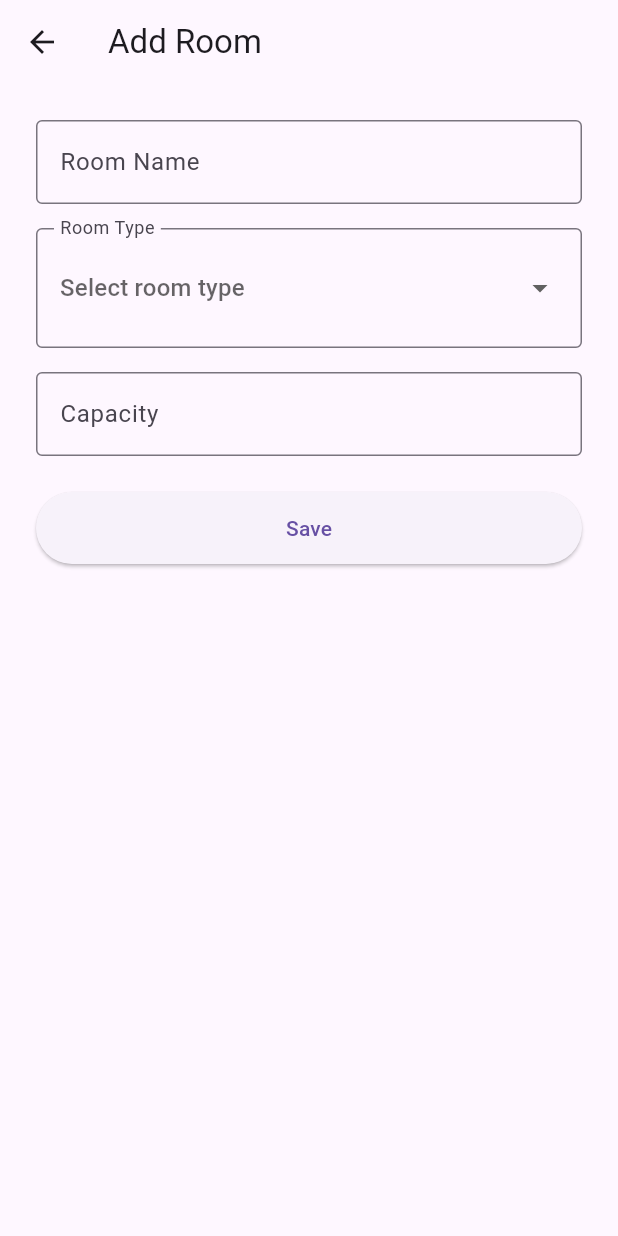
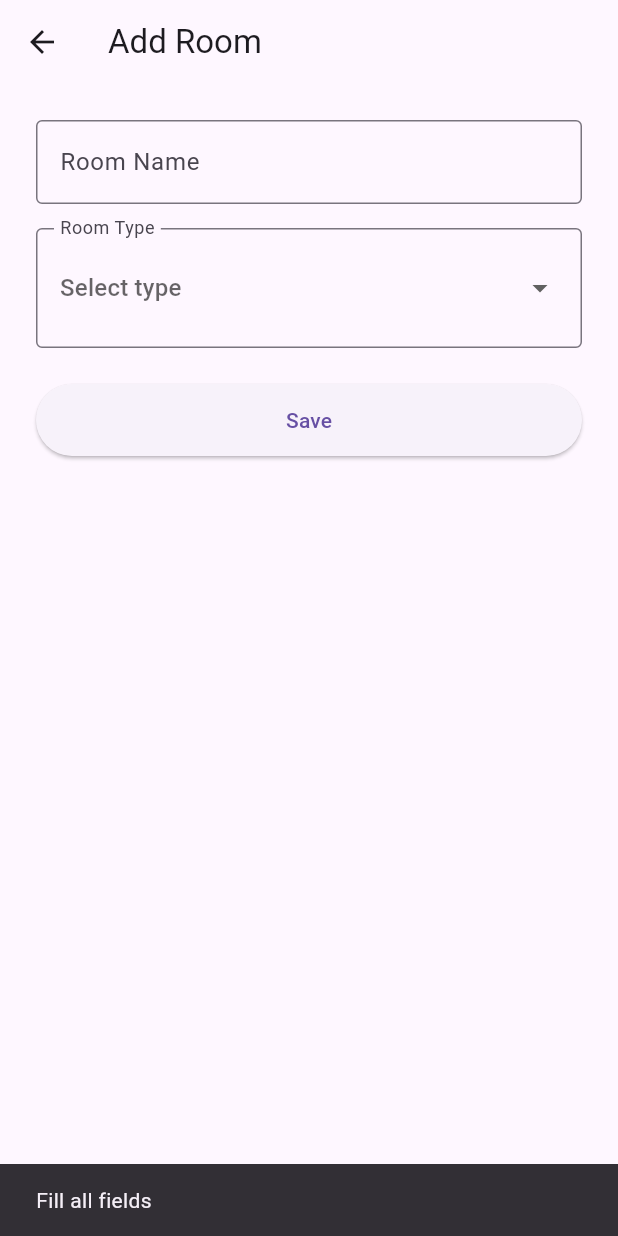
Before and after one commit to Shiven0204/Timetable_Scheduler, a Flutter app: the AddRoomScreen screen opened by its route, after a tap on "Save", on a phone screen of 412 x 824 dp. Run offline on Flutter 3.47's test engine with Material 3 defaults, Android fonts, the phone set to English and light mode, and no system bars; our stand-ins replace cloud_firestore, firebase_core; accounts and stored records are empty.

Commit message:
Implement room saving functionality with validation in DatabaseService

```diff
--- a/lib/screens/admin/add_room_screen.dart
+++ b/lib/screens/admin/add_room_screen.dart
@@ -1,4 +1,5 @@
 import 'package:flutter/material.dart';
+import 'package:timetable_scheduler/services/database_service.dart';
 
 class AddRoomScreen extends StatefulWidget {
   const AddRoomScreen({super.key});
@@ -8,25 +9,51 @@ class AddRoomScreen extends StatefulWidget {
 }
 
 class _AddRoomScreenState extends State<AddRoomScreen> {
-  static const _roomTypes = ['Classroom', 'Lab'];
 
   final _roomNameController = TextEditingController();
-  final _capacityController = TextEditingController();
+  final DatabaseService _dbService = DatabaseService();
+
   String? _roomType;
+
+  final List<String> _roomTypes = ['Classroom', 'Lab'];
 
   @override
   void dispose() {
     _roomNameController.dispose();
-    _capacityController.dispose();
     super.dispose();
   }
 
-  void _onSave() {
-    final roomName = _roomNameController.text.trim();
-    final roomType = _roomType ?? '(none selected)';
-    final capacity = _capacityController.text.trim();
+  void _onSave() async {
+    final name = _roomNameController.text.trim();
 
-    debugPrint('Room: $roomName | Type: $roomType | Capacity: $capacity');
+    if (name.isEmpty || _roomType == null) {
+      ScaffoldMessenger.of(context).showSnackBar(
+        const SnackBar(content: Text('Fill all fields')),
+      );
+      return;
+    }
+
+    try {
+      await _dbService.saveRoom(
+        roomName: name,
+        roomType: _roomType!,
+      );
+
+      ScaffoldMessenger.of(context).showSnackBar(
+        const SnackBar(content: Text('Room saved')),
+      );
+
+      _roomNameController.clear();
+
+      setState(() {
+        _roomType = null;
+      });
+
+    } catch (e) {
+      ScaffoldMessenger.of(context).showSnackBar(
+        SnackBar(content: Text('Error: $e')),
+      );
+    }
   }
 
   InputDecoration _decoration(String label) {
@@ -42,31 +69,31 @@ class _AddRoomScreenState extends State<AddRoomScreen> {
       appBar: AppBar(
         title: const Text('Add Room'),
       ),
-      body: SingleChildScrollView(
+      body: Padding(
         padding: const EdgeInsets.all(24),
         child: Column(
           crossAxisAlignment: CrossAxisAlignment.stretch,
           children: [
+
             TextField(
               controller: _roomNameController,
               decoration: _decoration('Room Name'),
             ),
             const SizedBox(height: 16),
+
             InputDecorator(
               decoration: _decoration('Room Type'),
               child: DropdownButtonHideUnderline(
                 child: DropdownButton<String>(
                   isExpanded: true,
                   value: _roomType,
-                  hint: const Text('Select room type'),
-                  items: _roomTypes
-                      .map(
-                        (t) => DropdownMenuItem(
-                          value: t,
-                          child: Text(t),
-                        ),
-                      )
-                      .toList(),
+                  hint: const Text('Select type'),
+                  items: _roomTypes.map((type) {
+                    return DropdownMenuItem(
+                      value: type,
+                      child: Text(type),
+                    );
+                  }).toList(),
                   onChanged: (value) {
                     setState(() {
                       _roomType = value;
@@ -75,13 +102,9 @@ class _AddRoomScreenState extends State<AddRoomScreen> {
                 ),
               ),
             ),
-            const SizedBox(height: 16),
-            TextField(
-              controller: _capacityController,
-              keyboardType: TextInputType.number,
-              decoration: _decoration('Capacity'),
-            ),
+
             const SizedBox(height: 24),
+
             SizedBox(
               height: 48,
               child: ElevatedButton(
```
Also changed, not shown: lib/screens/admin/add_mapping_screen.dart (+41 -35 lines), lib/services/database_service.dart (+24 -0 lines).
